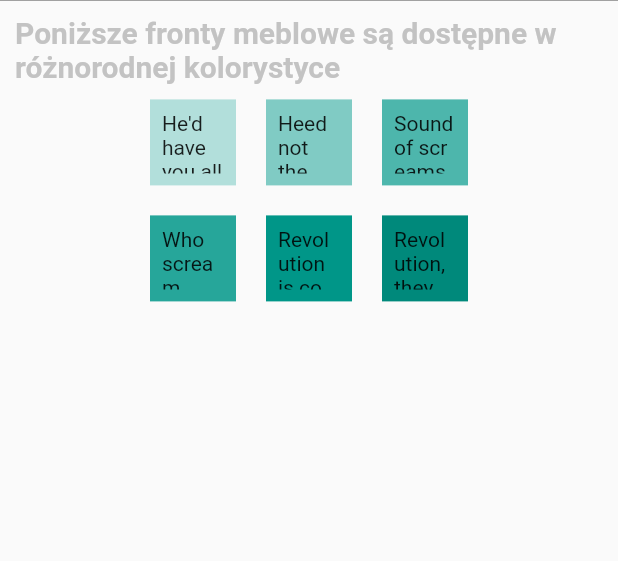
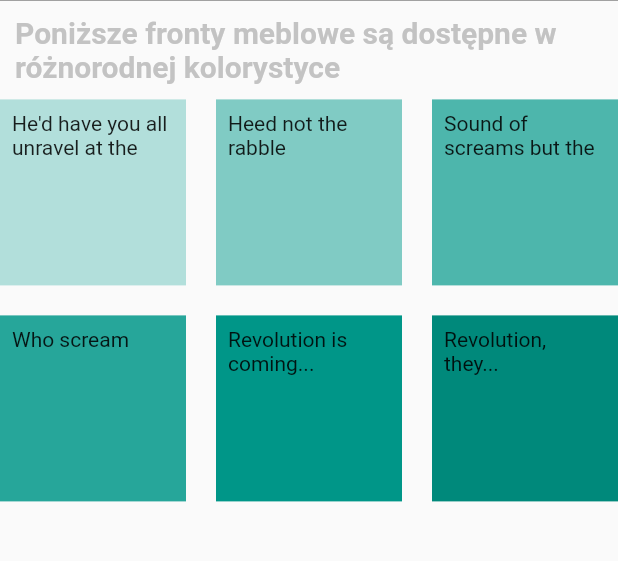
Before and after one commit to Janowak536/WebKBR, a Flutter app: the FrontyPage screen opened directly, on a phone screen of 412 x 824 dp, the part 218-779 px from its top. Run offline on Flutter 3.47's test engine with Material 2 defaults, Android fonts, the phone set to English and light mode, and no system bars; our stand-ins replace shared_preferences; missing offline and left inert: dart:html; accounts and stored records are empty.

Commit message:
Horizontal padding in fronty_page.dart custom appbar fix

```diff
--- a/flutter_2kbr/lib/pages/fronty_page.dart
+++ b/flutter_2kbr/lib/pages/fronty_page.dart
@@ -25,8 +25,9 @@ class _FrontyPageState extends State<FrontyPage> {
     final authProvider = Provider.of<AuthProvider>(context);
 
     var size = MediaQuery.of(context).size;
-    final double itemHeight = (size.height - kToolbarHeight - 24) / 2;
-    final double itemWidth = size.width / 2;
+    final double horizontalPadding = size.width > 800
+        ? size.width * 0.3
+        : 0.0; // Update this value as you need.
 
     return WillPopScope(
         onWillPop: () async => false,
@@ -52,8 +53,9 @@ class _FrontyPageState extends State<FrontyPage> {
                 ),
               ),
               Expanded(
+                child: Padding(
+                  padding: EdgeInsets.symmetric(horizontal: horizontalPadding),
                   child: GridView.count(
-                  padding: const EdgeInsets.symmetric(horizontal: 100),
                     crossAxisSpacing: 20,
                     mainAxisSpacing: 20,
                     crossAxisCount: 3,
@@ -93,23 +95,10 @@ class _FrontyPageState extends State<FrontyPage> {
                     ],
                   ),
                 ),
+              ),
             ],
           ),
         ));
-
-    /*
-          Center(
-              child: Container(
-            child: Align(
-              alignment: Alignment.topCenter,
-              child: Text(
-                  'Poniższe fronty meblowe dostępne są w różnej kolorystyce',
-                  style: TextStyle(
-                      color: Color.fromARGB(164, 164, 165, 164), fontSize: 30)),
-            ),
-          )
-          ),
-          ));*/
   }
 
   void _navigateToLogin() {
--- a/flutter_2kbr/lib/widgets/custom_appbar.dart
+++ b/flutter_2kbr/lib/widgets/custom_appbar.dart
@@ -32,9 +32,15 @@ class CustomAppBar extends StatelessWidget implements PreferredSizeWidget {
               mainAxisAlignment: MainAxisAlignment.spaceBetween,
               children: [
                 SizedBox(width: 8),
-
                 Expanded(
                     child: Image.asset('assets/images/logo.png', height: 60)),
+                if (isAdmin)
+                  IconButton(
+                    color: Colors.white,
+                    icon: Icon(Icons.edit),
+                    onPressed: () async => await navigateWithoutAnimation(
+                        context, ClientEditPage()),
+                  ),
                 IconButton(
                   onPressed: () {
                     final authProvider =
```
Lines whose indentation alone changed are shown as unchanged.
